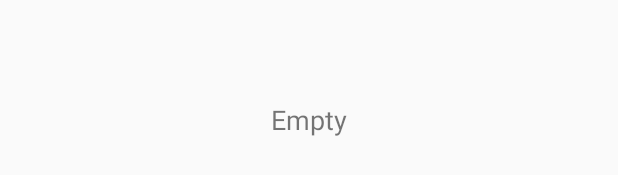
After one commit to sbajt/develop, an Android app: the layout fragment_empty_list.xml on its own in the app's theme, with its tools: preview values and no code run, on a phone screen of 412 x 824 dp. The commit adds this screen. Shown: the part 498-673 px from the top of the screen. Run offline under Robolectric (Android 15) with nearby library versions, the phone set to English and light mode, and no system bars; network calls fail.

Commit message:
Adds empty list fragment with text as input.

```diff
--- /dev/null
+++ b/app/src/main/res/layout/fragment_empty_list.xml
@@ -0,0 +1,15 @@
+<?xml version="1.0" encoding="utf-8"?>
+<FrameLayout xmlns:android="http://schemas.android.com/apk/res/android"
+    xmlns:tools="http://schemas.android.com/tools"
+    android:layout_width="match_parent"
+    android:layout_height="match_parent">
+
+    <TextView
+        android:id="@+id/textView"
+        android:layout_width="wrap_content"
+        android:layout_height="wrap_content"
+        android:layout_gravity="center"
+        android:lines="1"
+        android:textSize="18sp"
+        tools:text="Empty" />
+</FrameLayout>
```
Also changed, not shown: app/src/main/java/com/scorealarm/meeting/rooms/activities/MainActivity.kt (+13 -1 lines), app/src/main/java/com/scorealarm/meeting/rooms/fragments/EmptyMeetingsFragment.kt (added, +21 -0 lines), app/src/main/java/com/scorealarm/meeting/rooms/fragments/MeetingListFragment.kt (+7 -2 lines), app/src/main/java/com/scorealarm/meeting/rooms/fragments/MeetingRoomDescriptionFragment.kt (+7 -2 lines).
